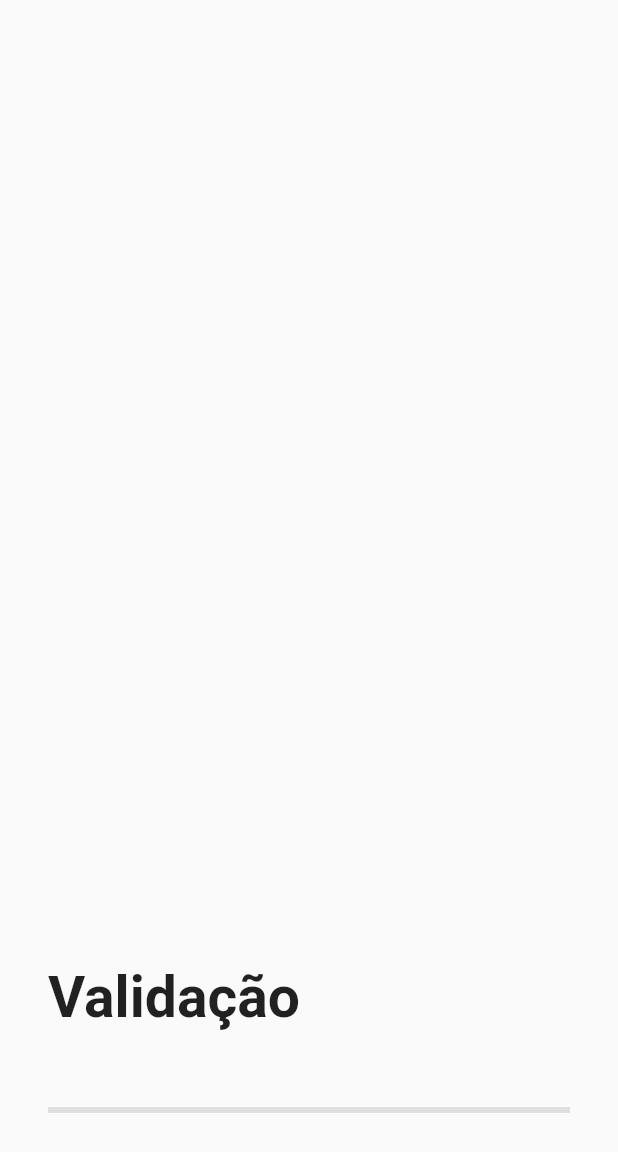
After one commit to victorborges97/easy_comp_utils_toast, a Flutter app: the screen it shows after launch, after a tap on "Nubank", on a phone screen of 412 x 824 dp. The commit adds this screen. Shown: the top 1152 px of the screen. Run offline on Flutter 3.47's test engine with Material 2 defaults, Android fonts, the phone set to English and light mode, and no system bars; our stand-ins replace flutter_styled_toast; missing offline and left inert: flutter_animator.

Commit message:
@subindo novo componente

```diff
--- a/lib/easy_comp_utils_dialog.dart
+++ b/lib/easy_comp_utils_dialog.dart
@@ -1,4 +1,5 @@
 library easy_comp_utils_dialog;
 
 export 'src/check_stepper.dart';
+export 'src/loading_check_step.dart';
 export 'src/utils/dialog_helper.dart';
--- /dev/null
+++ b/lib/src/loading_check_step.dart
@@ -0,0 +1,286 @@
+// ignore_for_file: public_member_api_docs, sort_constructors_first, must_be_immutable
+import 'dart:async';
+
+import 'package:flutter/material.dart';
+import 'package:flutter_animator/flutter_animator.dart';
+import 'package:flutter_styled_toast/flutter_styled_toast.dart';
+
+class EasyCompLoadingSteps extends StatefulWidget {
+  final List<LoadingStep> steps;
+  final bool onCloseFinish;
+  const EasyCompLoadingSteps(
+      {super.key, required this.steps, this.onCloseFinish = false});
+  @override
+  State<EasyCompLoadingSteps> createState() => _EasyCompLoadingStepsState();
+}
+
+class _EasyCompLoadingStepsState extends State<EasyCompLoadingSteps> {
+  int currentStep = 0;
+  int? oldStep;
+  dynamic e;
+
+  @override
+  void initState() {
+    super.initState();
+
+    checkItens();
+  }
+
+  Future tentarNovamente() async {
+    e = null;
+    oldStep = null;
+    currentStep = 0;
+    setState(() {});
+    await checkItens();
+  }
+
+  Future checkItens() async {
+    for (var i = 0; i < widget.steps.length; i++) {
+      try {
+        var item = widget.steps[i];
+        currentStep = i;
+        widget.steps[i].message = null;
+        setState(() {});
+        await item.check(
+          (message) {
+            if (message.type == LoadingStepMessageType.message) {
+              widget.steps[i].message = message;
+              setState(() {});
+            } else {
+              showToast(
+                message.message,
+                position: StyledToastPosition.top,
+                context: context,
+              );
+            }
+          },
+        );
+        oldStep = i;
+
+        if (widget.onCloseFinish) {
+          Future.delayed(const Duration(milliseconds: 300), () {
+            Navigator.pop(context, true);
+          });
+        } else {
+          if ((widget.steps.length - 1) == i &&
+              widget.steps[i].message == null) {
+            //ULTIMO
+            Future.delayed(const Duration(milliseconds: 300), () {
+              Navigator.pop(context, true);
+            });
+          }
+        }
+      } catch (e) {
+        this.e = e;
+        setState(() {});
+        break;
+      }
+    }
+  }
+
+  @override
+  Widget build(BuildContext context) {
+    const textStyle = TextStyle(fontSize: 38, fontWeight: FontWeight.w600);
+    return Scaffold(
+      body: SafeArea(
+        child: Padding(
+          padding: const EdgeInsets.all(32.0),
+          child: Column(
+            mainAxisAlignment: MainAxisAlignment.center,
+            children: [
+              Expanded(
+                child: Column(
+                  crossAxisAlignment: CrossAxisAlignment.start,
+                  mainAxisAlignment: MainAxisAlignment.end,
+                  children: widget.steps.map((step) {
+                    int index = widget.steps.indexOf(step);
+                    if (currentStep != index) {
+                      if ((oldStep != null && oldStep == index)) {
+                        return Container(
+                          margin: const EdgeInsets.only(bottom: 50),
+                          child: AnimatedOpacity(
+                            opacity: 0.4,
+                            duration: const Duration(milliseconds: 300),
+                            curve: Curves.easeIn,
+                            child: Row(
+                              children: [
+                                SizedBox(
+                                  width:
+                                      MediaQuery.of(context).size.width * 0.6,
+                                  child: FadeInUp(
+                                    child: Text(
+                                      step.title,
+                                      style: textStyle,
+                                    ),
+                                  ),
+                                ),
+                              ],
+                            ),
+                          ),
+                        );
+                      }
+                      return const SizedBox.shrink();
+                    }
+                    return Column(
+                      children: [
+                        AnimatedOpacity(
+                          opacity: 1.0,
+                          duration: const Duration(milliseconds: 300),
+                          child: Row(
+                            children: [
+                              SizedBox(
+                                width: MediaQuery.of(context).size.width * 0.6,
+                                child: Text(
+                                  step.title,
+                                  style: textStyle,
+                                ),
+                              ),
+                            ],
+                          ),
+                        ),
+                        if (e != null)
+                          Column(
+                            children: [
+                              Row(
+                                mainAxisAlignment: MainAxisAlignment.end,
+                                children: [
+                                  SizedBox.fromSize(size: const Size(50, 0)),
+                                  Expanded(
+                                    child: Text(
+                                      "Error: $e",
+                                      style: textStyle.copyWith(
+                                        fontSize: 18,
+                                        color: Colors.redAccent,
+                                      ),
+                                    ),
+                                  ),
+                                ],
+                              ),
+                              if (step.actionError != null)
+                                Row(
+                                  mainAxisAlignment: MainAxisAlignment.end,
+                                  children: [
+                                    ElevatedButton(
+                                      onPressed: () => step.actionError!
+                                          .onTap(tentarNovamente),
+                                      child: Text(step.actionError!.text),
+                                    ),
+                                  ],
+                                ),
+                            ],
+                          ),
+                        Column(
+                          children: [
+                            if (step.message != null)
+                              Row(
+                                mainAxisAlignment: MainAxisAlignment.end,
+                                children: [
+                                  SizedBox.fromSize(size: const Size(50, 0)),
+                                  Expanded(
+                                    child: Text(
+                                      step.message!.message,
+                                      style: step.message!.textStyle ??
+                                          textStyle.copyWith(
+                                            fontSize: 18,
+                                            color: Colors.grey.shade400,
+                                          ),
+                                    ),
+                                  ),
+                                ],
+                              ),
+                            if (step.message != null &&
+                                step.message!.onAction != null &&
+                                step.message!.textAction != null)
+                              Row(
+                                mainAxisAlignment: MainAxisAlignment.end,
+                                children: [
+                                  ElevatedButton(
+                                    onPressed: () => step
+                                        .message!.onAction!(tentarNovamente),
+                                    style: step.message!.buttonStyle,
+                                    child: Text(step.message!.textAction!,
+                                        style: step.message!.textActionStyle),
+                                  ),
+                                ],
+                              ),
+                          ],
+                        ),
+                      ],
+                    );
+                  }).toList(),
+                ),
+              ),
+              if (e == null) SizedBox.fromSize(size: const Size(0, 50)),
+              if (e == null)
+                TweenAnimationBuilder<double>(
+                  duration: const Duration(milliseconds: 250),
+                  curve: Curves.easeInOut,
+                  tween: Tween<double>(
+                    begin: 0,
+                    end: (widget.steps.isEmpty)
+                        ? 0.0
+                        : (currentStep.toDouble() / (widget.steps.length - 1)),
+                  ),
+                  builder: (context, value, _) => LinearProgressIndicator(
+                    value: value,
+                    backgroundColor: Colors.grey.shade300,
+                  ),
+                ),
+              SizedBox.fromSize(size: const Size(0, 50)),
+            ],
+          ),
+        ),
+      ),
+    );
+  }
+}
+
+class LoadingStep {
+  final String title;
+  final Future<void> Function(
+      void Function(LoadingStepMessage message) setMessage) check;
+  final LoadingStepAction? actionError;
+  LoadingStepMessage? message;
+  LoadingStep({
+    required this.title,
+    required this.check,
+    this.actionError,
+  }) : message = null;
+}
+
+class LoadingStepAction {
+  String text;
+  Function(VoidCallback refresh) onTap;
+  ButtonStyle? buttonStyle;
+  TextStyle? textStyle;
+  LoadingStepAction({
+    required this.text,
+    required this.onTap,
+    this.buttonStyle,
+    this.textStyle,
+  });
+}
+
+class LoadingStepMessage {
+  String message;
+  String? textAction;
+  Function(VoidCallback refresh)? onAction;
+  ButtonStyle? buttonStyle;
+  TextStyle? textStyle;
+  TextStyle? textActionStyle;
+  LoadingStepMessageType type;
+  LoadingStepMessage({
+    required this.message,
+    this.onAction,
+    this.textAction,
+    this.buttonStyle,
+    this.textStyle,
+    this.textActionStyle,
+    this.type = LoadingStepMessageType.message,
+  });
+}
+
+enum LoadingStepMessageType {
+  message,
+  toast,
+}
--- a/pubspec.yaml
+++ b/pubspec.yaml
@@ -1,6 +1,6 @@
 name: easy_comp_utils_dialog
 description: Componentes Feitos mais para uso pessoal.
-version: 0.0.1+1
+version: 0.0.2
 homepage: https://github.com/victorborges97/
 
 # flutter pub publish --dry-run
@@ -13,6 +13,8 @@ environment:
 dependencies:
   flutter:
     sdk: flutter
+  flutter_animator: ^3.2.2
+  flutter_styled_toast: 2.1.3
 
 dev_dependencies:
   flutter_test:
--- a/teste/lib/main.dart
+++ b/teste/lib/main.dart
@@ -5,18 +5,27 @@ void main() {
   runApp(MaterialApp(
     title: 'Flutter Demo',
     theme: ThemeData(
-      primarySwatch: Colors.blue,
+      primarySwatch: Colors.purple,
     ),
     debugShowCheckedModeBanner: false,
-    home: Scaffold(
+    home: MyApp(),
+  ));
+}
+
+class MyApp extends StatefulWidget {
+  const MyApp({super.key});
+  @override
+  State<MyApp> createState() => _MyAppState();
+}
+
+class _MyAppState extends State<MyApp> {
+  @override
+  Widget build(BuildContext context) {
+    return Scaffold(
       appBar: AppBar(
         title: const Text("Teste"),
       ),
-      backgroundColor: Colors.grey.shade500,
-      body: Builder(builder: (context) {
-        print("Init");
-        return Column(
-          mainAxisSize: MainAxisSize.min,
+      body: Column(
         children: [
           TextButton(
             child: const Text("Teste"),
@@ -62,9 +71,85 @@ void main() {
               );
             },
           ),
+          TextButton(
+            child: const Text("Nubank"),
+            onPressed: () {
+              Navigator.of(context).push(
+                MaterialPageRoute(
+                  builder: (c) => EasyCompLoadingSteps(
+                    steps: [
+                      LoadingStep(
+                        title: 'Validação',
+                        check: (setMessage) async {
+                          await Future.delayed(const Duration(seconds: 2));
+                        },
+                      ),
+                      LoadingStep(
+                        title: 'Iniciando sua cobrança',
+                        check: (setMessage) async {
+                          await Future.delayed(const Duration(seconds: 2));
+                          // throw "Error simulação de como vai ficar, se vai quebra ou algo do tipo";
+                        },
+                        actionError: LoadingStepAction(
+                          text: "Voltar",
+                          onTap: (refresh) {
+                            refresh();
+                          },
+                        ),
+                      ),
+                      LoadingStep(
+                        title: 'Emitindo a Nota',
+                        check: (setMessage) async {
+                          await Future.delayed(const Duration(seconds: 2));
+                          setMessage(LoadingStepMessage(
+                            message:
+                                "HOUVE ERRO AO REALIZAR A VENDA\n\nErro: Data de Validade do Certificado jÂ. expirou: 20/01/2024\nNumero Série: 601\nNumero Nota: 199",
+                            type: LoadingStepMessageType.toast,
+                          ));
+                          // throw "Error simulação de como vai ficar, se vai quebra ou algo do tipo";
+                        },
+                        actionError: LoadingStepAction(
+                          text: "Voltar",
+                          onTap: (refresh) {
+                            Navigator.of(context).pop();
+                          },
+                        ),
+                      ),
+                      LoadingStep(
+                        title: 'Finalizando venda',
+                        check: (setMessage) async {
+                          await Future.delayed(const Duration(seconds: 2));
+                          // throw "Error simulação de como vai ficar, se vai quebra ou algo do tipo";
+                        },
+                        actionError: LoadingStepAction(
+                          text: "Voltar",
+                          onTap: (refresh) {
+                            Navigator.of(context).pop();
+                          },
+                        ),
+                      ),
+                      LoadingStep(
+                        title: 'Gerando o comprovante',
+                        check: (setMessage) async {
+                          setMessage(LoadingStepMessage(
+                            message: "Acesse o comprovante",
+                            onAction: (onTente) {
+                              Navigator.of(context).pop();
+                            },
+                            textAction: "Acessar",
+                          ));
+
+                          await Future.delayed(const Duration(seconds: 2));
+                        },
+                      ),
                     ],
+                  ),
+                ),
               );
-      }),
+            },
           ),
-  ));
+        ],
+      ),
+    );
   }
+}
```
Also changed, not shown: teste/pubspec.lock, 1 other file. Lines whose indentation alone changed are shown as unchanged.
